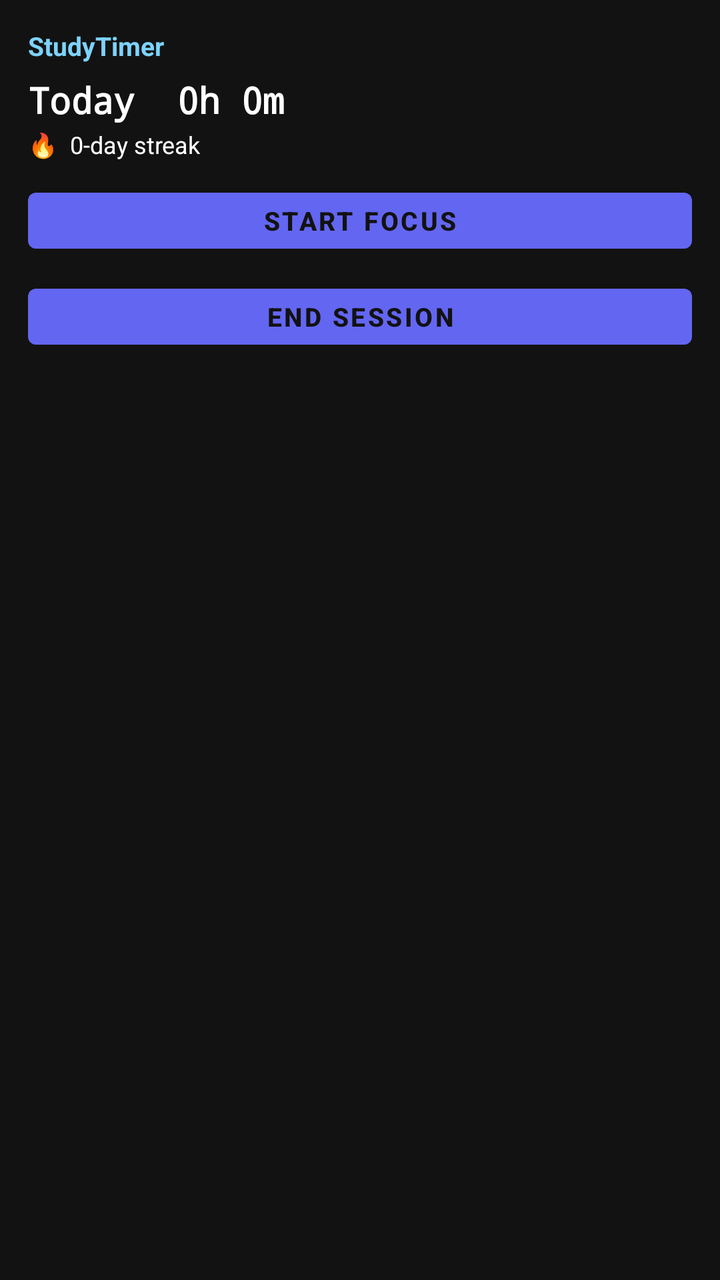
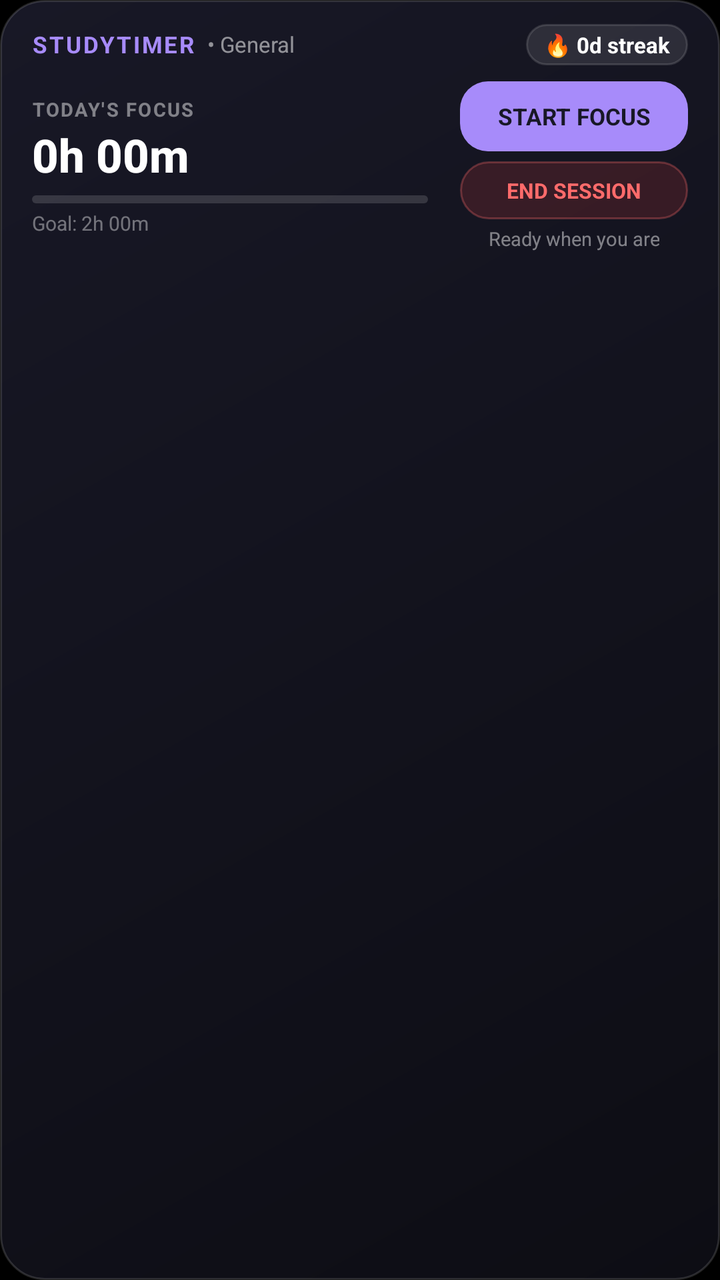

Screens rendered from an Android XML layout before and after an edit, with the pre-edit source and the edit as a unified diff.
<!-- AndroidManifest.xml: application theme AppTheme -->
<!-- res/layout/study_widget_layout.xml -->
<?xml version="1.0" encoding="utf-8"?>
<LinearLayout xmlns:android="http://schemas.android.com/apk/res/android"
    android:id="@+id/widRoot"
    android:layout_width="match_parent"
    android:layout_height="wrap_content"
    android:orientation="vertical"
    android:background="#FF121212"
    android:padding="14dp">

    <TextView
        android:id="@+id/widTitle"
        android:layout_width="wrap_content"
        android:layout_height="wrap_content"
        android:text="StudyTimer"
        android:textColor="#FF7DD3FC"
        android:textSize="13sp"
        android:textStyle="bold" />

    <TextView
        android:id="@+id/widToday"
        android:layout_width="wrap_content"
        android:layout_height="wrap_content"
        android:layout_marginTop="6dp"
        android:fontFamily="monospace"
        android:text="Today  0h 0m"
        android:textColor="#FFFFFF"
        android:textSize="18sp"
        android:textStyle="bold" />

    <TextView
        android:id="@+id/widStreak"
        android:layout_width="wrap_content"
        android:layout_height="wrap_content"
        android:layout_marginTop="2dp"
        android:text="🔥  0-day streak"
        android:textColor="#FFFFFF"
        android:textSize="12sp" />

    <Button
        android:id="@+id/widToggle"
        android:layout_width="match_parent"
        android:layout_height="40dp"
        android:layout_marginTop="10dp"
        android:paddingLeft="8dp"
        android:paddingRight="8dp"
        android:text="START FOCUS"
        android:textColor="#FF121212"
        android:textSize="13sp"
        android:textStyle="bold" />

    <Button
        android:id="@+id/widStop"
        android:layout_width="match_parent"
        android:layout_height="40dp"
        android:layout_marginTop="8dp"
        android:paddingLeft="8dp"
        android:paddingRight="8dp"
        android:text="END SESSION"
        android:textColor="#FF121212"
        android:textSize="13sp"
        android:textStyle="bold" />
</LinearLayout>
<!-- resources referenced by this layout -->
<resources>
  <style name="AppTheme" parent="Theme.MaterialComponents.Light.DarkActionBar">
          <item name="colorPrimary">@color/colorPrimary</item>
          <item name="colorPrimaryDark">@color/colorPrimaryDark</item>
          <item name="colorAccent">@color/colorAccent</item>
          <item name="android:statusBarColor">#000000</item>
          <item name="android:navigationBarColor">#000000</item>
          <item name="android:windowBackground">#000000</item>
          <item name="android:defaultFocusHighlightEnabled">false</item>
          <item name="colorControlHighlight">@android:color/transparent</item>
          <item name="android:colorControlHighlight">@android:color/transparent</item>
          <item name="switchStyle">@style/CleanSwitchStyle</item>
      </style>
  <color name="colorPrimary">#6366F1</color>
  <color name="colorPrimaryDark">#000000</color>
  <color name="colorAccent">#6366F1</color>
  <style name="CleanSwitchStyle" parent="Widget.MaterialComponents.CompoundButton.Switch">
          <item name="android:background">@null</item>
          <item name="android:defaultFocusHighlightEnabled">false</item>
          <item name="android:focusable">false</item>
      </style>
</resources>

<!-- the commit's change to res/layout/study_widget_layout.xml (unified diff, before → after) -->
@@ -4,59 +4,173 @@
     android:layout_width="match_parent"
     android:layout_height="wrap_content"
     android:orientation="vertical"
-    android:background="#FF121212"
-    android:padding="14dp">
+    android:background="@drawable/bg_widget_dark"
+    android:paddingStart="16dp"
+    android:paddingEnd="16dp"
+    android:paddingTop="12dp"
+    android:paddingBottom="12dp">
 
-    <TextView
-        android:id="@+id/widTitle"
-        android:layout_width="wrap_content"
+    
+    <LinearLayout
+        android:id="@+id/widHeader"
+        android:layout_width="match_parent"
         android:layout_height="wrap_content"
-        android:text="StudyTimer"
-        android:textColor="#FF7DD3FC"
-        android:textSize="13sp"
-        android:textStyle="bold" />
+        android:orientation="horizontal"
+        android:gravity="center_vertical">
 
-    <TextView
-        android:id="@+id/widToday"
-        android:layout_width="wrap_content"
+        
+        <LinearLayout
+            android:layout_width="0dp"
+            android:layout_height="wrap_content"
+            android:layout_weight="1"
+            android:orientation="horizontal"
+            android:gravity="center_vertical">
+
+            <TextView
+                android:id="@+id/widTitle"
+                android:layout_width="wrap_content"
+                android:layout_height="wrap_content"
+                android:text="STUDYTIMER"
+                android:textColor="#A78BFA"
+                android:textSize="11.5sp"
+                android:letterSpacing="0.08"
+                android:textStyle="bold" />
+
+            <TextView
+                android:id="@+id/widSubject"
+                android:layout_width="wrap_content"
+                android:layout_height="wrap_content"
+                android:layout_marginStart="6dp"
+                android:text="• General"
+                android:textColor="#88FFFFFF"
+                android:textSize="11sp"
+                android:singleLine="true" />
+        </LinearLayout>
+
+        
+        <TextView
+            android:id="@+id/widStreak"
+            android:layout_width="wrap_content"
+            android:layout_height="wrap_content"
+            android:background="@drawable/bg_widget_chip"
+            android:paddingStart="9dp"
+            android:paddingEnd="9dp"
+            android:paddingTop="3dp"
+            android:paddingBottom="3dp"
+            android:text="🔥 0d streak"
+            android:textColor="#FFFFFF"
+            android:textSize="11sp"
+            android:textStyle="bold" />
+    </LinearLayout>
+
+    
+    <LinearLayout
+        android:layout_width="match_parent"
         android:layout_height="wrap_content"
-        android:layout_marginTop="6dp"
-        android:fontFamily="monospace"
-        android:text="Today  0h 0m"
-        android:textColor="#FFFFFF"
-        android:textSize="18sp"
-        android:textStyle="bold" />
+        android:layout_marginTop="8dp"
+        android:orientation="horizontal"
+        android:gravity="center_vertical">
 
-    <TextView
-        android:id="@+id/widStreak"
-        android:layout_width="wrap_content"
-        android:layout_height="wrap_content"
-        android:layout_marginTop="2dp"
-        android:text="🔥  0-day streak"
-        android:textColor="#FFFFFF"
-        android:textSize="12sp" />
+        
+        <LinearLayout
+            android:id="@+id/widStatsCol"
+            android:layout_width="0dp"
+            android:layout_height="wrap_content"
+            android:layout_weight="1"
+            android:orientation="vertical"
+            android:gravity="center_vertical">
 
-    <Button
-        android:id="@+id/widToggle"
-        android:layout_width="match_parent"
-        android:layout_height="40dp"
-        android:layout_marginTop="10dp"
-        android:paddingLeft="8dp"
-        android:paddingRight="8dp"
-        android:text="START FOCUS"
-        android:textColor="#FF121212"
-        android:textSize="13sp"
-        android:textStyle="bold" />
+            <TextView
+                android:id="@+id/widTodayLabel"
+                android:layout_width="wrap_content"
+                android:layout_height="wrap_content"
+                android:text="TODAY'S FOCUS"
+                android:textColor="#75FFFFFF"
+                android:textSize="9.5sp"
+                android:letterSpacing="0.08"
+                android:textStyle="bold" />
 
-    <Button
-        android:id="@+id/widStop"
-        android:layout_width="match_parent"
-        android:layout_height="40dp"
-        android:layout_marginTop="8dp"
-        android:paddingLeft="8dp"
-        android:paddingRight="8dp"
-        android:text="END SESSION"
-        android:textColor="#FF121212"
-        android:textSize="13sp"
-        android:textStyle="bold" />
+            <TextView
+                android:id="@+id/widToday"
+                android:layout_width="wrap_content"
+                android:layout_height="wrap_content"
+                android:layout_marginTop="1dp"
+                android:text="0h 00m"
+                android:textColor="#FFFFFF"
+                android:textSize="23sp"
+                android:fontFamily="sans-serif-medium"
+                android:textStyle="bold" />
+
+            
+            <ProgressBar
+                android:id="@+id/widProgress"
+                style="?android:attr/progressBarStyleHorizontal"
+                android:layout_width="match_parent"
+                android:layout_height="4dp"
+                android:layout_marginTop="5dp"
+                android:layout_marginEnd="6dp"
+                android:max="100"
+                android:progress="0"
+                android:progressDrawable="@drawable/widget_progress_track" />
+
+            <TextView
+                android:id="@+id/widGoalText"
+                android:layout_width="wrap_content"
+                android:layout_height="wrap_content"
+                android:layout_marginTop="3dp"
+                android:text="Goal: 2h 00m"
+                android:textColor="#66FFFFFF"
+                android:textSize="10sp"
+                android:singleLine="true" />
+        </LinearLayout>
+
+        
+        <LinearLayout
+            android:id="@+id/widControlsCol"
+            android:layout_width="wrap_content"
+            android:layout_height="wrap_content"
+            android:layout_marginStart="10dp"
+            android:orientation="vertical"
+            android:gravity="center">
+
+            
+            <TextView
+                android:id="@+id/widToggle"
+                android:layout_width="114dp"
+                android:layout_height="35dp"
+                android:background="@drawable/bg_widget_btn_primary"
+                android:gravity="center"
+                android:text="START FOCUS"
+                android:textColor="#181826"
+                android:textSize="11.5sp"
+                android:textStyle="bold"
+                android:clickable="true" />
+
+            
+            <TextView
+                android:id="@+id/widStop"
+                android:layout_width="114dp"
+                android:layout_height="29dp"
+                android:layout_marginTop="5dp"
+                android:background="@drawable/bg_widget_btn_danger"
+                android:gravity="center"
+                android:text="END SESSION"
+                android:textColor="#FF6B6B"
+                android:textSize="10.5sp"
+                android:textStyle="bold"
+                android:clickable="true" />
+
+            
+            <TextView
+                android:id="@+id/widStatusText"
+                android:layout_width="wrap_content"
+                android:layout_height="wrap_content"
+                android:layout_marginTop="3dp"
+                android:text="Ready when you are"
+                android:textColor="#77FFFFFF"
+                android:textSize="9.5sp"
+                android:gravity="center"
+                android:singleLine="true" />
+        </LinearLayout>
+    </LinearLayout>
 </LinearLayout>
<!-- resource entries referenced after the edit -->
@@ -1,5 +1,63 @@
 <!-- resources referenced by this layout -->
 <resources>
+  <!-- drawable bg_widget_btn_danger (drawable) -->
+  <?xml version="1.0" encoding="utf-8"?>
+  <shape xmlns:android="http://schemas.android.com/apk/res/android"
+      android:shape="rectangle">
+      <solid android:color="#28EF4444" />
+      <corners android:radius="14dp" />
+      <stroke
+          android:width="1dp"
+          android:color="#4DFF6B6B" />
+  </shape>
+  <!-- drawable bg_widget_btn_primary (drawable) -->
+  <?xml version="1.0" encoding="utf-8"?>
+  <shape xmlns:android="http://schemas.android.com/apk/res/android"
+      android:shape="rectangle">
+      <solid android:color="#A78BFA" />
+      <corners android:radius="14dp" />
+  </shape>
+  <!-- drawable bg_widget_chip (drawable) -->
+  <?xml version="1.0" encoding="utf-8"?>
+  <shape xmlns:android="http://schemas.android.com/apk/res/android"
+      android:shape="rectangle">
+      <solid android:color="#1AFFFFFF" />
+      <corners android:radius="12dp" />
+      <stroke
+          android:width="1dp"
+          android:color="#22FFFFFF" />
+  </shape>
+  <!-- drawable bg_widget_dark (drawable) -->
+  <?xml version="1.0" encoding="utf-8"?>
+  <shape xmlns:android="http://schemas.android.com/apk/res/android"
+      android:shape="rectangle">
+      <gradient
+          android:angle="315"
+          android:startColor="#181826"
+          android:endColor="#0D0D14" />
+      <corners android:radius="22dp" />
+      <stroke
+          android:width="1dp"
+          android:color="#24FFFFFF" />
+  </shape>
+  <!-- drawable widget_progress_track (drawable) -->
+  <?xml version="1.0" encoding="utf-8"?>
+  <layer-list xmlns:android="http://schemas.android.com/apk/res/android">
+      <item android:id="@android:id/background">
+          <shape android:shape="rectangle">
+              <corners android:radius="3dp" />
+              <solid android:color="#24FFFFFF" />
+          </shape>
+      </item>
+      <item android:id="@android:id/progress">
+          <scale android:scaleWidth="100%">
+              <shape android:shape="rectangle">
+                  <corners android:radius="3dp" />
+                  <solid android:color="#A78BFA" />
+              </shape>
+          </scale>
+      </item>
+  </layer-list>
   <style name="AppTheme" parent="Theme.MaterialComponents.Light.DarkActionBar">
           <item name="colorPrimary">@color/colorPrimary</item>
           <item name="colorPrimaryDark">@color/colorPrimaryDark</item>
